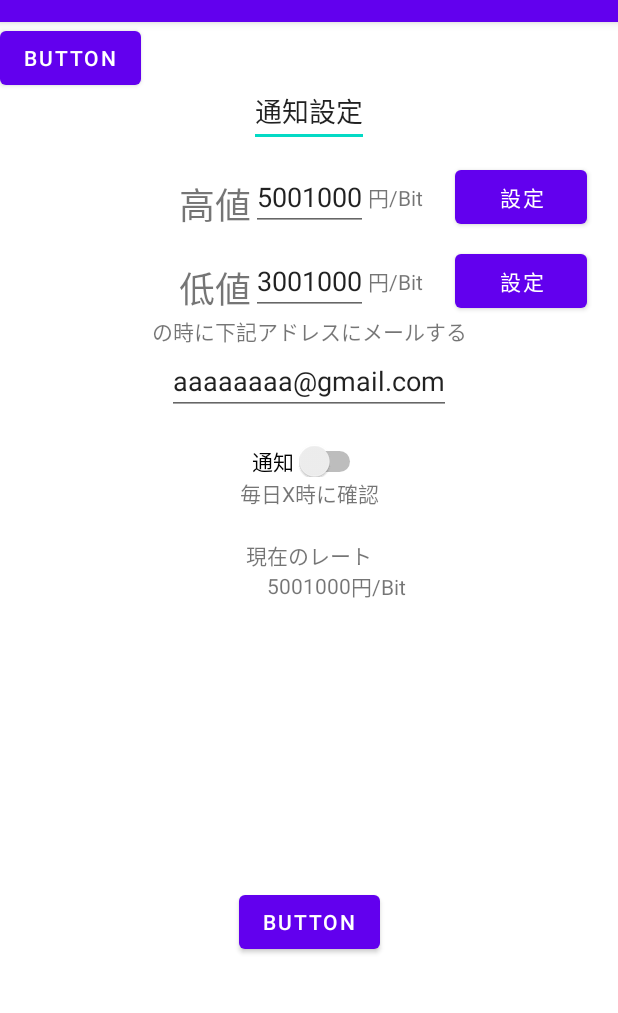
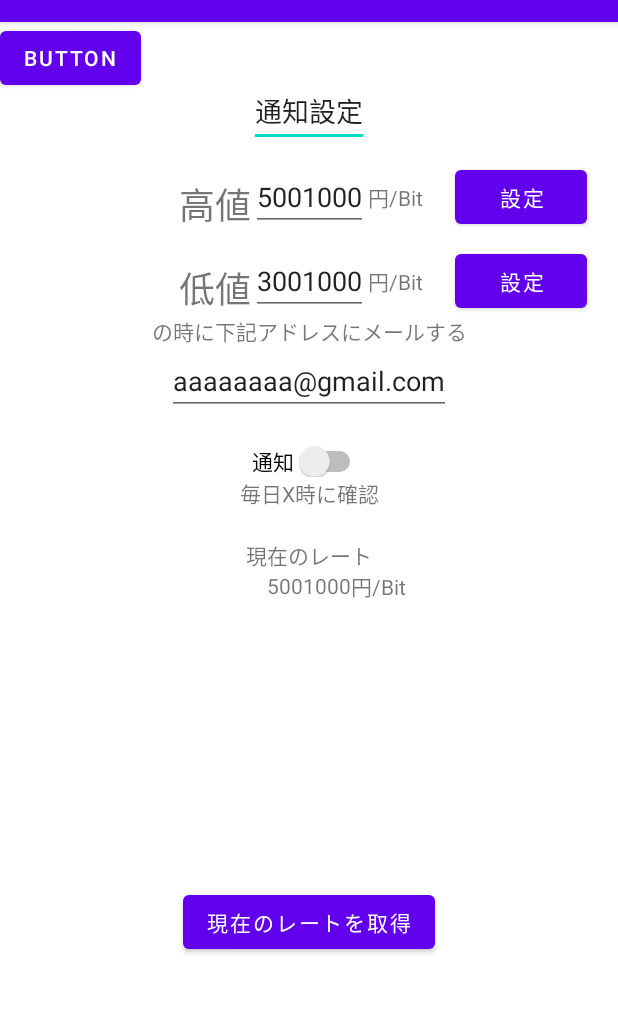
Before and after one commit to kobearen/CyptoNotice, an Android app: the screen it shows after launch (MainActivity), on a phone screen of 412 x 824 dp, the part 62-1075 px from its top. Run offline under Robolectric (Android 15) with nearby library versions, the phone set to English and light mode, and no system bars.

Commit message:
[update]現在のレート取得と表示

```diff
--- a/app/src/main/java/com/example/cyptonotice/ui/main/MainFragment.kt
+++ b/app/src/main/java/com/example/cyptonotice/ui/main/MainFragment.kt
@@ -9,8 +9,18 @@ import android.view.View
 import android.view.ViewGroup
 import android.widget.Button
 import com.example.cyptonotice.R
+import kotlinx.android.synthetic.main.main_fragment.*
+import okhttp3.*
+import okhttp3.Request.*
+import org.json.JSONObject
+import java.io.IOException
+
+const val API_URL = "https://bitflyer.com/api/echo/price"//追加
 
 class MainFragment : Fragment() {
+
+    private val client = OkHttpClient()
+    var currentBit = "5000000"
 
     companion object {
         fun newInstance() = MainFragment()
@@ -26,18 +36,22 @@ class MainFragment : Fragment() {
     override fun onActivityCreated(savedInstanceState: Bundle?) {
         super.onActivityCreated(savedInstanceState)
         viewModel = ViewModelProvider(this).get(MainViewModel::class.java)
-        // TODO: Use the ViewModel
     }
 
     override fun onViewCreated(view: View, savedInstanceState: Bundle?) {
         super.onViewCreated(view, savedInstanceState)
+        currentRateAPI(API_URL)
         val btnSetHigh: Button = view.findViewById(R.id.btnSetHigh)
         val btnSetLow: Button = view.findViewById(R.id.btnSetLow)
+        val btnGetCurrentBit: Button = view.findViewById(R.id.btnGetCurrentBit)
         btnSetHigh.setOnClickListener {
             onbtnHighClick()
         }
         btnSetLow.setOnClickListener {
             onbtnLowClick()
+        }
+        btnGetCurrentBit.setOnClickListener {
+            currentRateAPI(API_URL)
         }
     }
     fun onbtnHighClick(){
@@ -49,4 +63,34 @@ class MainFragment : Fragment() {
         // ボタン押下時の処理
     }
 
+    fun currentRateAPI(url: String) {
+            val request = Builder()
+                .url(url)
+                .build()
+
+            client.newCall(request).enqueue(object : Callback {
+                override fun onFailure(call: Call, e: IOException) {
+                    println("失敗")
+                }
+
+                // override fun onResponse(call: Call, response: Response) = println(response.body()?.string())
+                override fun onResponse(call: Call, response: Response) {
+                    val jsonText = (response.body()?.string())
+                    val parentJsonObj = JSONObject(jsonText)
+                    //val parentJsonArray = parentJsonObj.getJSONArray("mid") 削除
+                    val mid = parentJsonObj.getDouble("mid")//追加
+                    val ask = parentJsonObj.getDouble("ask")//追加
+                    val bid = parentJsonObj.getDouble("bid")//追加
+                    //println(parentJsonArray)削除
+                    println("${mid}" + mid)//追加
+                    println("${ask}" + ask)//追加
+                    println("${bid}" + bid)//追加
+
+                    currentBit = mid.toString()
+                    textCurrentBit.text = currentBit
+                }
+
+            })
+        }
+
 }
--- a/app/src/main/res/layout/main_fragment.xml
+++ b/app/src/main/res/layout/main_fragment.xml
@@ -163,10 +163,10 @@
         app:layout_constraintTop_toTopOf="@+id/textCurrentBit" />
 
     <Button
-        android:id="@+id/btn"
+        android:id="@+id/btnGetCurrentBit"
         android:layout_width="wrap_content"
         android:layout_height="wrap_content"
-        android:text="Button"
+        android:text="現在のレートを取得"
         app:layout_constraintEnd_toEndOf="parent"
         app:layout_constraintStart_toStartOf="parent"
         app:layout_constraintTop_toTopOf="parent"
```
